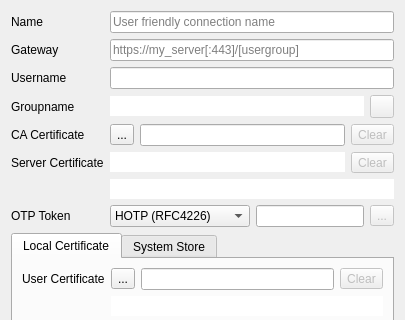
Qt form src/dialog/editdialog.ui (openconnect/openconnect-gui) before a commit; both pictures show x 0 to 405 and y 0 to 320 of the 405 by 533 pixel window.
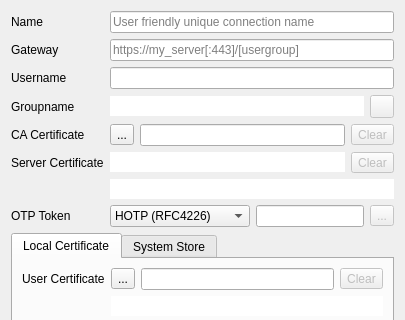
The same form after that commit. Icons and pictures are not drawn.

Patch:
```diff
--- a/src/dialog/editdialog.ui
+++ b/src/dialog/editdialog.ui
@@ -32,7 +32,7 @@
         <string>This is a friendly name to distinguish the connection</string>
        </property>
        <property name="placeholderText">
-        <string>User friendly connection name</string>
+        <string>User friendly unique connection name</string>
        </property>
       </widget>
      </item>
```
